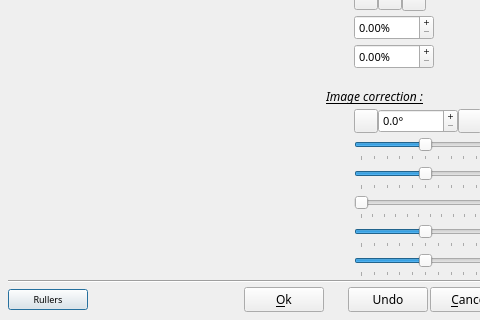
boenki/ffdiaporama, file src/ffDiaporama/DlgImage/DlgImageCorrection.ui: the form before one commit; both pictures show x 0 to 480 and y 130 to 450 of the 600 by 450 pixel window.
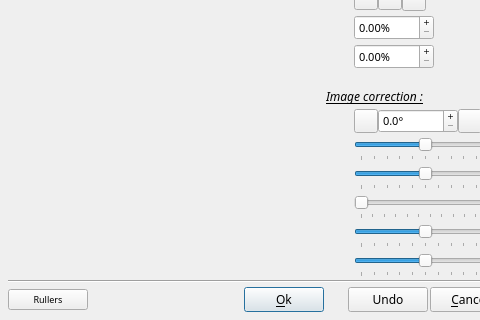
The form after the commit. Icons and pictures are not drawn. Custom widgets are drawn as their Qt base class.

What changed in the file:
```diff
--- a/src/ffDiaporama/DlgImage/DlgImageCorrection.ui
+++ b/src/ffDiaporama/DlgImage/DlgImageCorrection.ui
@@ -1876,6 +1876,9 @@
         <iconset resource="../../../RSCffDiaporama.qrc">
          <normaloff>:/img/action_ok.png</normaloff>:/img/action_ok.png</iconset>
        </property>
+       <property name="default">
+        <bool>true</bool>
+       </property>
       </widget>
      </item>
      <item>
```
